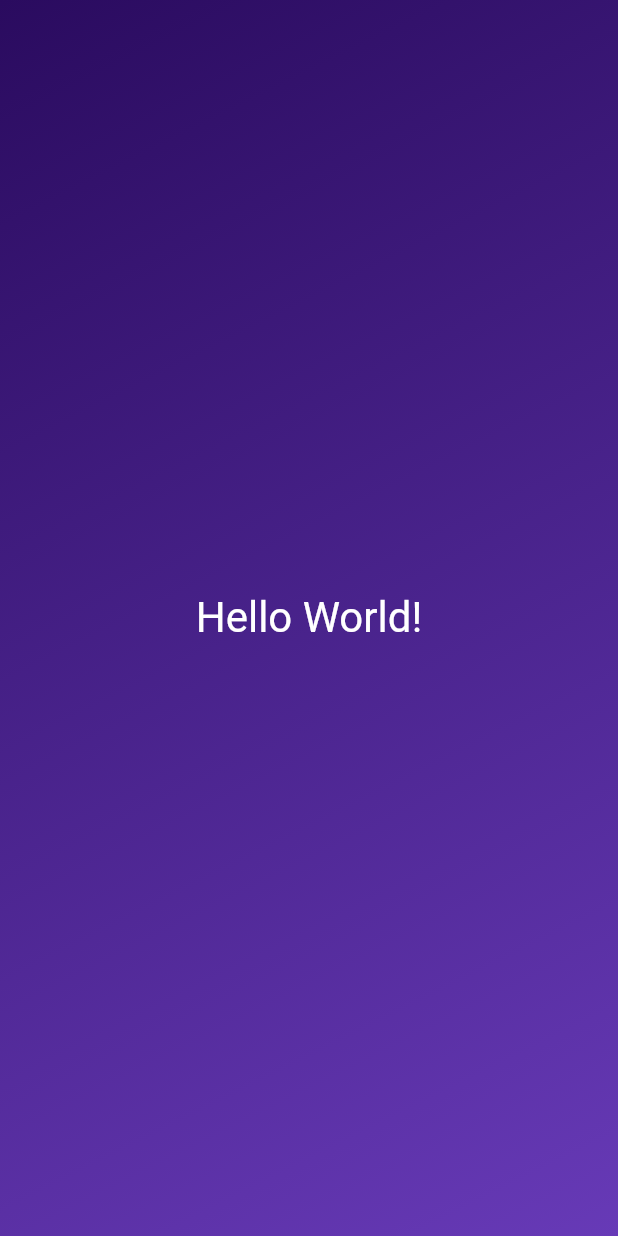
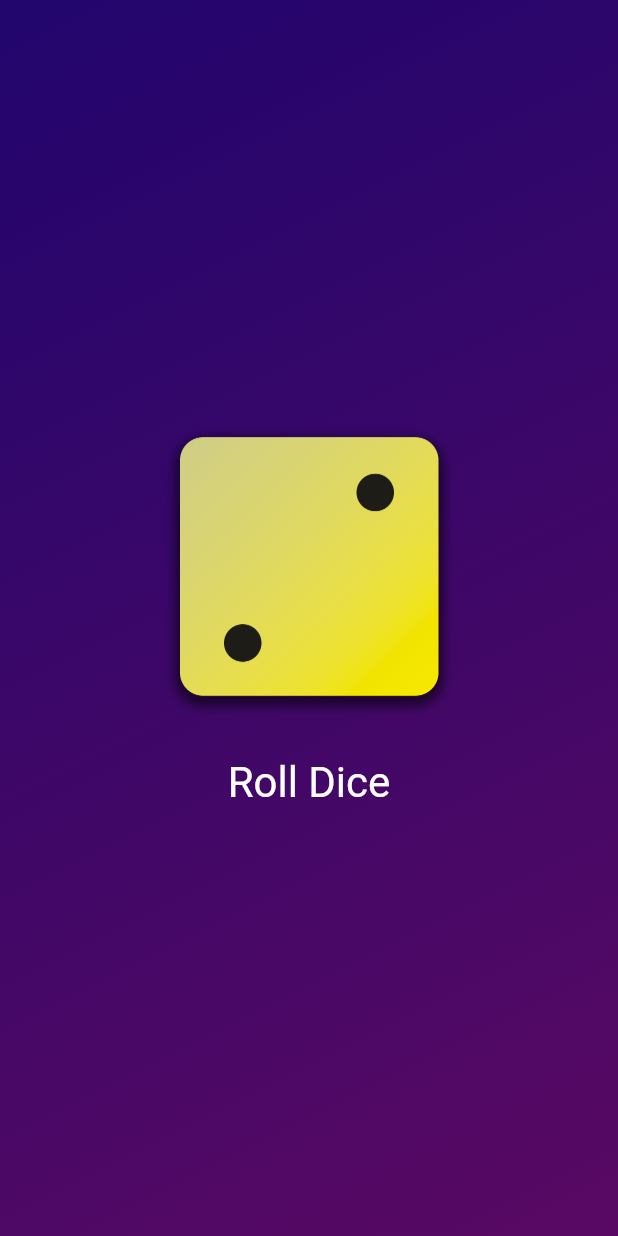
Before and after one commit to max-marschhauser/flutter-roll-dice-app, a Flutter app: the screen it shows after launch, on a phone screen of 412 x 824 dp. Run offline on Flutter 3.47's test engine with Material 2 defaults, Android fonts, the phone set to English and light mode, and no system bars.

Commit message:
finished code

```diff
--- /dev/null
+++ b/lib/dice_roller.dart
@@ -0,0 +1,49 @@
+import 'package:flutter/material.dart';
+import 'dart:math';
+
+final randomizer = Random();
+
+class DiceRoller extends StatefulWidget {
+  const DiceRoller({super.key});
+
+  @override
+  State<DiceRoller> createState() {
+    return _DiceRollerState();
+  }
+}
+
+class _DiceRollerState extends State<DiceRoller> {
+  var currentDiceRoll = 2;
+
+  void rollDice() {
+    setState(() {
+      currentDiceRoll = randomizer.nextInt(6) + 1;
+    });
+  }
+
+  @override
+  Widget build(context) {
+    return Column(
+      mainAxisSize: MainAxisSize.min,
+      children: [
+        Image.asset(
+          'assets/images/dice-$currentDiceRoll.png',
+          width: 200,
+        ),
+        const SizedBox(
+          height: 20,
+        ),
+        TextButton(
+          onPressed: rollDice,
+          style: TextButton.styleFrom(
+              //padding: const EdgeInsets.only(
+              // top: 20,
+              //),
+              foregroundColor: Colors.white,
+              textStyle: const TextStyle(fontSize: 28)),
+          child: const Text('Roll Dice'),
+        )
+      ],
+    );
+  }
+}
--- a/lib/gradient_container.dart
+++ b/lib/gradient_container.dart
@@ -1,24 +1,27 @@
 import 'package:flutter/material.dart';
-import 'package:flutter_roll_dice_app/styled_text.dart';
+import 'package:flutter_roll_dice_app/dice_roller.dart';
+
+const startAlignment = Alignment.topLeft;
+const endAlignment = Alignment.bottomRight;
 
 class GradientContainer extends StatelessWidget {
-  const GradientContainer({super.key});
+  const GradientContainer(this.color1, this.color2, {super.key});
+
+  final Color color1;
+  final Color color2;
 
   @override
   Widget build(context) {
     return Container(
-      decoration: const BoxDecoration(
+      decoration: BoxDecoration(
         gradient: LinearGradient(
-          colors: [
-            Color.fromARGB(255, 42, 11, 95),
-            Color.fromARGB(255, 103, 58, 183),
-          ],
-          begin: Alignment.topLeft,
-          end: Alignment.bottomRight,
+          colors: [color1, color2],
+          begin: startAlignment,
+          end: endAlignment,
         ),
       ),
       child: const Center(
-        child: StyledText(),
+        child: DiceRoller(),
       ),
     );
   }
--- a/lib/main.dart
+++ b/lib/main.dart
@@ -5,7 +5,10 @@ void main() {
   runApp(
     const MaterialApp(
       home: Scaffold(
-        body: GradientContainer(),
+        body: GradientContainer(
+          Color.fromARGB(255, 33, 5, 109),
+          Color.fromARGB(255, 89, 9, 99),
+        ),
       ),
     ),
   );
--- a/lib/styled_text.dart
+++ b/lib/styled_text.dart
@@ -1,13 +1,15 @@
 import 'package:flutter/material.dart';
 
 class StyledText extends StatelessWidget {
-  const StyledText({super.key});
+  const StyledText(this.text, {super.key});
+
+  final String text;
 
   @override
   Widget build(context) {
-    return const Text(
-      'Hello World!',
-      style: TextStyle(
+    return Text(
+      text,
+      style: const TextStyle(
         color: Colors.white,
         fontSize: 28,
       ),
```
Also changed, not shown: pubspec.yaml (+50 -48 lines), assets/images/dice-1.png (added), assets/images/dice-2.png (added), assets/images/dice-3.png (added), assets/images/dice-4.png (added), assets/images/dice-5.png (added), assets/images/dice-6.png (added), 1 other file.
